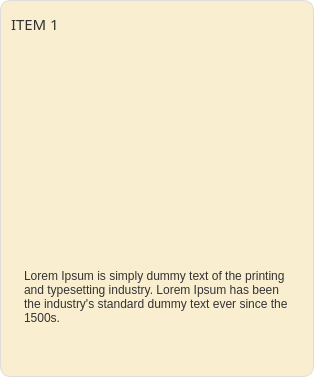
Qt form CAI_PyQt/CAI_Student/UI/CardQuiz.ui (CPG19040/CPG19040) before a commit.
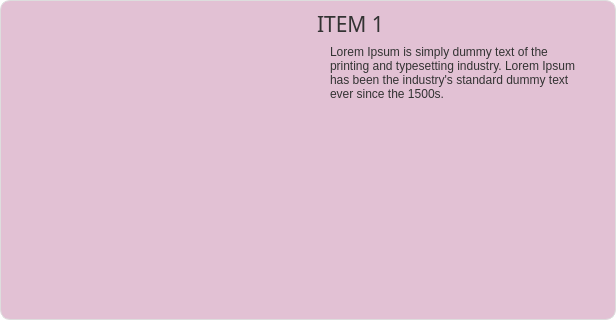
The same form after that commit. Icons and pictures are not drawn.

The edit to the form file:
```diff
--- a/CAI_PyQt/CAI_Student/UI/CardQuiz.ui
+++ b/CAI_PyQt/CAI_Student/UI/CardQuiz.ui
@@ -6,8 +6,8 @@
    <rect>
     <x>0</x>
     <y>0</y>
-    <width>314</width>
-    <height>377</height>
+    <width>616</width>
+    <height>320</height>
    </rect>
   </property>
   <property name="windowTitle">
@@ -34,7 +34,7 @@
      <property name="styleSheet">
       <string notr="true">#Card {
 	font: 15pt &quot;Inter&quot;;
-	background-color: #f9eecf;
+	background-color: #e2c1d4;
 	color: rgb(54, 37, 26);
 	border-radius: 10px;
 	border: 1px solid #ddd;
@@ -60,6 +60,37 @@
       <enum>QFrame::Raised</enum>
      </property>
      <layout class="QHBoxLayout" name="horizontalLayout_2">
+      <item>
+       <widget class="QLabel" name="label_q_image">
+        <property name="sizePolicy">
+         <sizepolicy hsizetype="Preferred" vsizetype="Preferred">
+          <horstretch>0</horstretch>
+          <verstretch>0</verstretch>
+         </sizepolicy>
+        </property>
+        <property name="minimumSize">
+         <size>
+          <width>300</width>
+          <height>300</height>
+         </size>
+        </property>
+        <property name="maximumSize">
+         <size>
+          <width>400</width>
+          <height>400</height>
+         </size>
+        </property>
+        <property name="styleSheet">
+         <string notr="true">border-image: url(:/Images/Images/no-image2.png);</string>
+        </property>
+        <property name="text">
+         <string/>
+        </property>
+        <property name="scaledContents">
+         <bool>true</bool>
+        </property>
+       </widget>
+      </item>
       <item>
        <widget class="QFrame" name="frame_2">
         <property name="frameShape">
@@ -91,8 +122,8 @@
            </property>
            <property name="font">
             <font>
-             <family>Kissy Hugs</family>
-             <pointsize>11</pointsize>
+             <family>Biscuit Glitch</family>
+             <pointsize>16</pointsize>
              <weight>50</weight>
              <italic>false</italic>
              <bold>false</bold>
@@ -106,63 +137,6 @@
            </property>
           </widget>
          </item>
-         <item>
-          <widget class="QWidget" name="widget" native="true">
-           <layout class="QHBoxLayout" name="horizontalLayout_3">
-            <item>
-             <spacer name="horizontalSpacer">
-              <property name="orientation">
-               <enum>Qt::Horizontal</enum>
-              </property>
-              <property name="sizeHint" stdset="0">
-               <size>
-                <width>40</width>
-                <height>20</height>
-               </size>
-              </property>
-             </spacer>
-            </item>
-            <item>
-             <widget class="QLabel" name="label_q_image">
-              <property name="minimumSize">
-               <size>
-                <width>200</width>
-                <height>200</height>
-               </size>
-              </property>
-              <property name="maximumSize">
-               <size>
-                <width>200</width>
-                <height>200</height>
-               </size>
-              </property>
-              <property name="styleSheet">
-               <string notr="true">border-image: url(:/Images/Images/no-image2.png);</string>
-              </property>
-              <property name="text">
-               <string/>
-              </property>
-              <property name="scaledContents">
-               <bool>true</bool>
-              </property>
-             </widget>
-            </item>
-            <item>
-             <spacer name="horizontalSpacer_2">
-              <property name="orientation">
-               <enum>Qt::Horizontal</enum>
-              </property>
-              <property name="sizeHint" stdset="0">
-               <size>
-                <width>40</width>
-                <height>20</height>
-               </size>
-              </property>
-             </spacer>
-            </item>
-           </layout>
-          </widget>
-         </item>
          <item>
           <widget class="QLabel" name="label_question">
            <property name="styleSheet">
@@ -182,6 +156,19 @@
         </layout>
        </widget>
       </item>
+      <item>
+       <spacer name="horizontalSpacer">
+        <property name="orientation">
+         <enum>Qt::Horizontal</enum>
+        </property>
+        <property name="sizeHint" stdset="0">
+         <size>
+          <width>40</width>
+          <height>20</height>
+         </size>
+        </property>
+       </spacer>
+      </item>
      </layout>
     </widget>
    </item>
```
Left out of the diff: 4 changed lines with no effect on the pictures.
